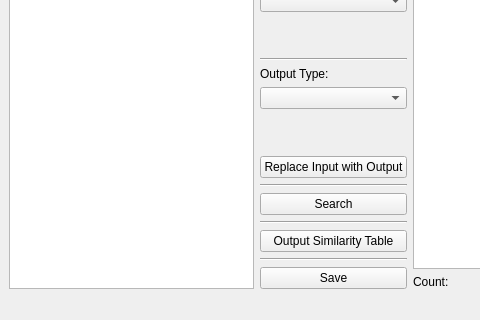
Before: the Qt Designer form ui_main_window.ui in Tyler-Hostetler/BioSynthNexus, drawn with Qt 5; both pictures show x 0 to 480 and y 137 to 457 of the 667 by 457 pixel window.
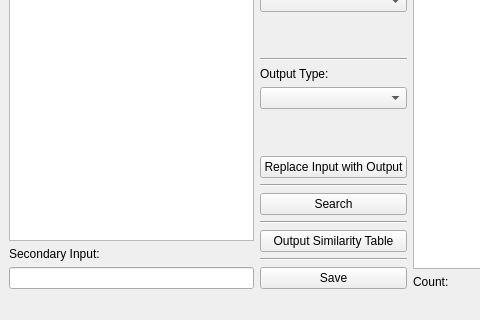
After: the same form once the commit is applied.

Commit message: Added a secondary input, to allow for more indepth BGC searches

Diff of the .ui file:
```diff
--- a/ui_main_window.ui
+++ b/ui_main_window.ui
@@ -29,6 +29,16 @@
         <item>
          <widget class="QTextEdit" name="input_textedit"/>
         </item>
+        <item>
+         <widget class="QLabel" name="secondary_input_label">
+          <property name="text">
+           <string>Secondary Input:</string>
+          </property>
+         </widget>
+        </item>
+        <item>
+         <widget class="QLineEdit" name="secondary_input_lineedit"/>
+        </item>
        </layout>
       </item>
       <item>
```
The commit also changes 4 other files.
